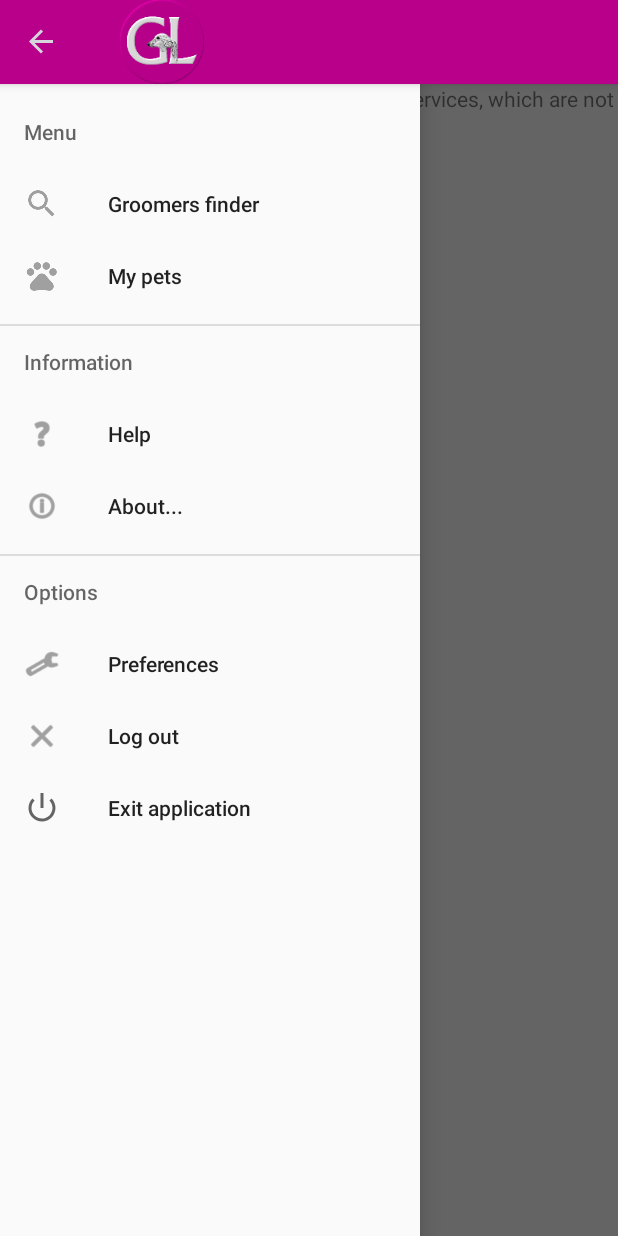
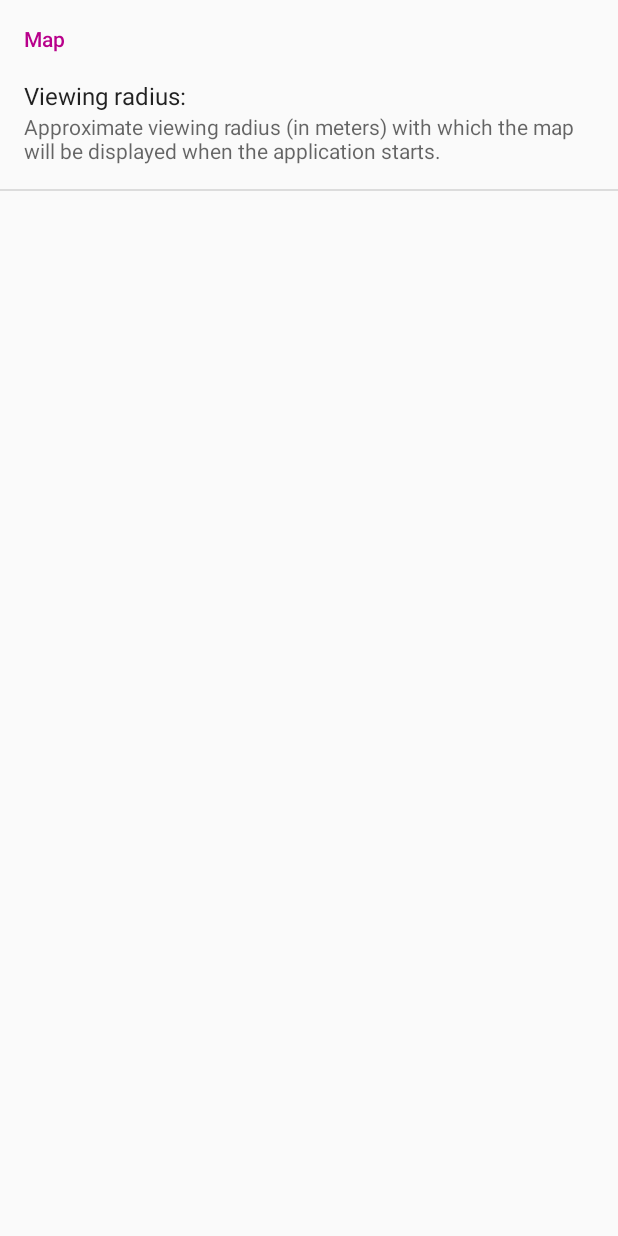
Before and after one commit to juanrajcapp/GroomerLoc, an Android app: the screen it shows after launch once a user with an empty profile is signed in (ClienteActivity before the commit, PrefClienteActivity after it), in the side drawer, after a tap on "Preferences", on a phone screen of 412 x 824 dp. Run offline under Robolectric (Android 15) with nearby library versions, the phone set to English and light mode, and no system bars; our stand-ins replace Firebase (no records; nobody signed in at launch, a user with empty details on screens opened directly).

Commit message:
Creadas preferencias de clientes y peluqueros.
Creadas las preferencias tanto para el cliente como para el peluquero. Solo se ha implementado la preferencia del zoom en un radio en metros para el mapa del cliente.

```diff
--- /dev/null
+++ b/app/src/main/java/com/juanrajc/groomerloc/PrefClienteActivity.java
@@ -0,0 +1,20 @@
+package com.juanrajc.groomerloc;
+
+import android.app.Activity;
+import android.os.Bundle;
+
+import com.juanrajc.groomerloc.adaptadores.AdaptadorPrefCliente;
+
+public class PrefClienteActivity extends Activity {
+
+    @Override
+    protected void onCreate(Bundle savedInstanceState) {
+        super.onCreate(savedInstanceState);
+
+        getFragmentManager().beginTransaction()
+                .replace(android.R.id.content, new AdaptadorPrefCliente())
+                .commit();
+
+    }
+
+}
--- /dev/null
+++ b/app/src/main/java/com/juanrajc/groomerloc/adaptadores/AdaptadorPrefCliente.java
@@ -0,0 +1,17 @@
+package com.juanrajc.groomerloc.adaptadores;
+
+import android.os.Bundle;
+import android.preference.PreferenceFragment;
+
+import com.juanrajc.groomerloc.R;
+
+public class AdaptadorPrefCliente extends PreferenceFragment {
+
+    @Override
+    public void onCreate(Bundle savedInstanceState) {
+        super.onCreate(savedInstanceState);
+
+        addPreferencesFromResource(R.xml.preferencias_cliente);
+
+    }
+}
--- a/app/src/main/res/values/strings.xml
+++ b/app/src/main/res/values/strings.xml
@@ -29,6 +29,11 @@
         <!-- menu cliente -->
     <string name="menuCliBuscPelu">Groomers finder</string>
     <string name="menuCliPerro">My pets</string>
+        <!-- preferencias cliente -->
+    <string name="prefCliCatMapa">Map</string>
+    <string name="prefCliZoomMapa">Viewing radius:</string>
+    <string name="prefCliZoomMapaDesc">Approximate viewing radius (in meters) with which
+        the map will be displayed when the application starts.</string>
 
     <!-- peluquero -->
     <string name="mensajeNoCitas">No upcoming appointments.</string>
@@ -38,8 +43,9 @@
     <string name="menuPeluHorario">Mi schedule</string>
 
     <!-- acerca de -->
-    <string name="descAplicacion">This application was designed to facilitate communication and management of appointments
-        between pet groomers and clients, with the invaluable help of geolocation.</string>
+    <string name="descAplicacion">This application was designed to facilitate communication
+        and management of appointments between pet groomers and clients, with the invaluable
+        help of geolocation.</string>
     <string name="desarrolladores">Developers:</string>
     <string name="nombreJuanrajc">Juan Ramón Jover Cruz</string>
     <string name="aniosAplicacion">2018 - 2019</string>
--- /dev/null
+++ b/app/src/main/res/xml/preferencias_cliente.xml
@@ -0,0 +1,21 @@
+<?xml version="1.0" encoding="utf-8"?>
+<PreferenceScreen
+    xmlns:android="http://schemas.android.com/apk/res/android"
+    android:key="preferencias_cliente">
+
+    <PreferenceCategory
+        android:key="prefCliMapa"
+        android:title="@string/prefCliCatMapa" >
+
+        <EditTextPreference
+            android:key="prefCliZoomMapa"
+            android:title="@string/prefCliZoomMapa"
+            android:summary="@string/prefCliZoomMapaDesc"
+            android:inputType="number"
+            android:defaultValue="1000"
+            android:singleLine="true"
+            android:selectAllOnFocus="true" />
+
+    </PreferenceCategory>
+
+</PreferenceScreen>
--- /dev/null
+++ b/app/src/main/res/xml/preferencias_peluquero.xml
@@ -0,0 +1,6 @@
+<?xml version="1.0" encoding="utf-8"?>
+<PreferenceScreen
+    xmlns:android="http://schemas.android.com/apk/res/android"
+    android:key="preferencias_peluquero">
+
+</PreferenceScreen>
```
Also changed, not shown: app/src/main/AndroidManifest.xml (+9 -2 lines), app/src/main/java/com/juanrajc/groomerloc/ClienteActivity.java (+47 -1 lines), app/src/main/java/com/juanrajc/groomerloc/PeluqueroActivity.java (+7 -0 lines), app/src/main/java/com/juanrajc/groomerloc/PrefPeluqueroActivity.java (added, +20 -0 lines), app/src/main/java/com/juanrajc/groomerloc/adaptadores/AdaptadorPrefPeluquero.java (added, +18 -0 lines), 1 other file.
